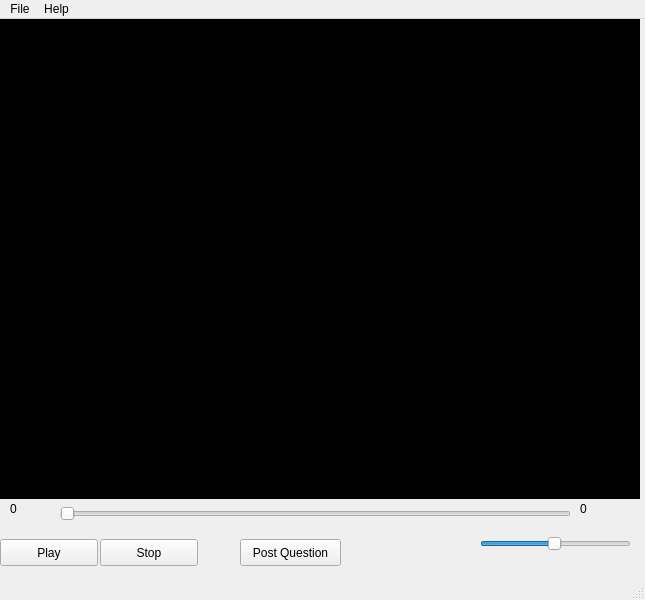
The window that TheApp/serverUi.ui (krishna0512/drf) describes before a commit, drawn with Qt 5.
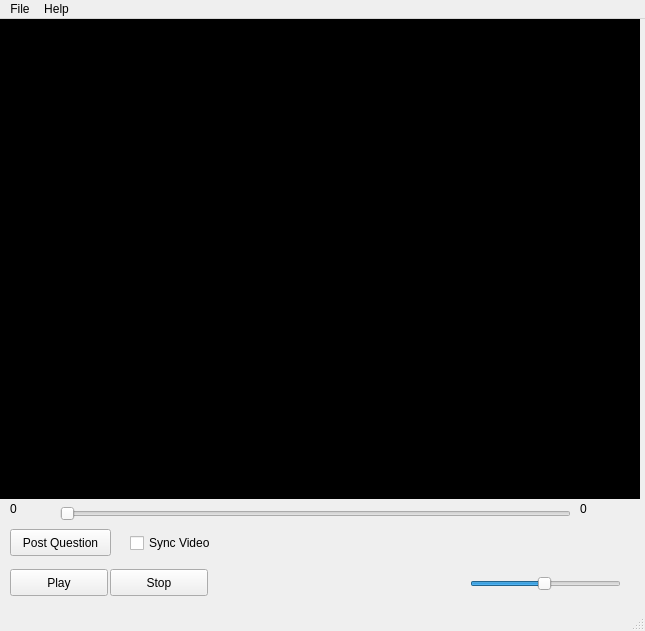
The same window after the commit.

The edit to the form file:
```diff
--- a/TheApp/serverUi.ui
+++ b/TheApp/serverUi.ui
@@ -7,7 +7,7 @@
     <x>0</x>
     <y>0</y>
     <width>645</width>
-    <height>600</height>
+    <height>631</height>
    </rect>
   </property>
   <property name="windowTitle">
@@ -125,8 +125,8 @@
    <widget class="QPushButton" name="playbutton">
     <property name="geometry">
      <rect>
-      <x>0</x>
-      <y>520</y>
+      <x>10</x>
+      <y>550</y>
       <width>98</width>
       <height>27</height>
      </rect>
@@ -138,8 +138,8 @@
    <widget class="QPushButton" name="stopbutton">
     <property name="geometry">
      <rect>
-      <x>100</x>
-      <y>520</y>
+      <x>110</x>
+      <y>550</y>
       <width>98</width>
       <height>27</height>
      </rect>
@@ -151,8 +151,8 @@
    <widget class="QSlider" name="volumeslider">
     <property name="geometry">
      <rect>
-      <x>480</x>
-      <y>510</y>
+      <x>470</x>
+      <y>550</y>
       <width>151</width>
       <height>29</height>
      </rect>
@@ -217,8 +217,8 @@
    <widget class="QPushButton" name="postbutton">
     <property name="geometry">
      <rect>
-      <x>240</x>
-      <y>520</y>
+      <x>10</x>
+      <y>510</y>
       <width>101</width>
       <height>27</height>
      </rect>
@@ -227,6 +227,19 @@
      <string>Post Question</string>
     </property>
    </widget>
+   <widget class="QCheckBox" name="synVideo">
+    <property name="geometry">
+     <rect>
+      <x>130</x>
+      <y>513</y>
+      <width>97</width>
+      <height>22</height>
+     </rect>
+    </property>
+    <property name="text">
+     <string>Sync Video</string>
+    </property>
+   </widget>
   </widget>
   <widget class="QMenuBar" name="menubar">
    <property name="geometry">
```
